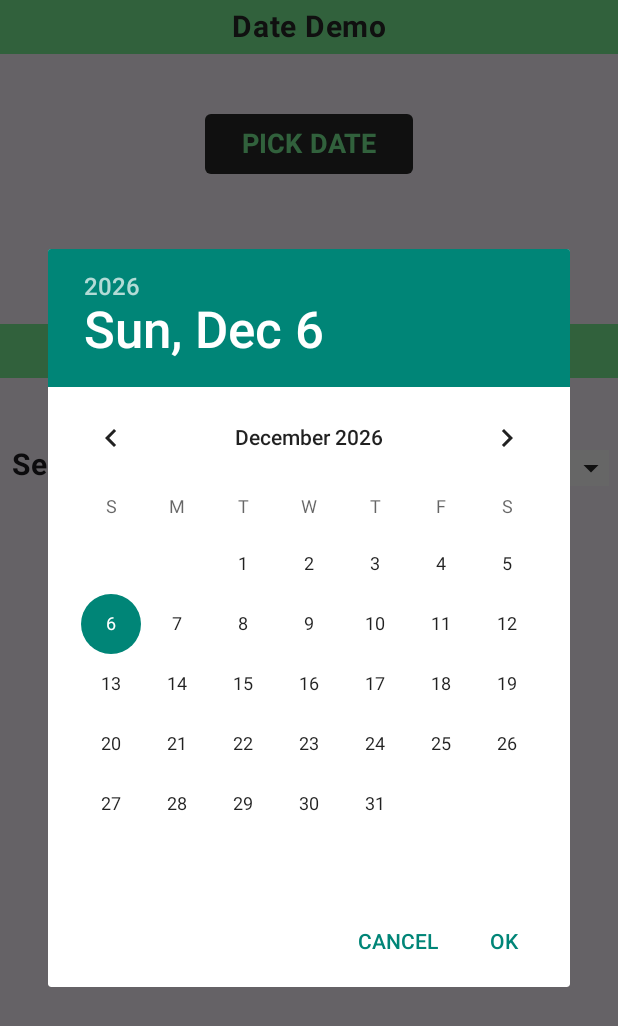
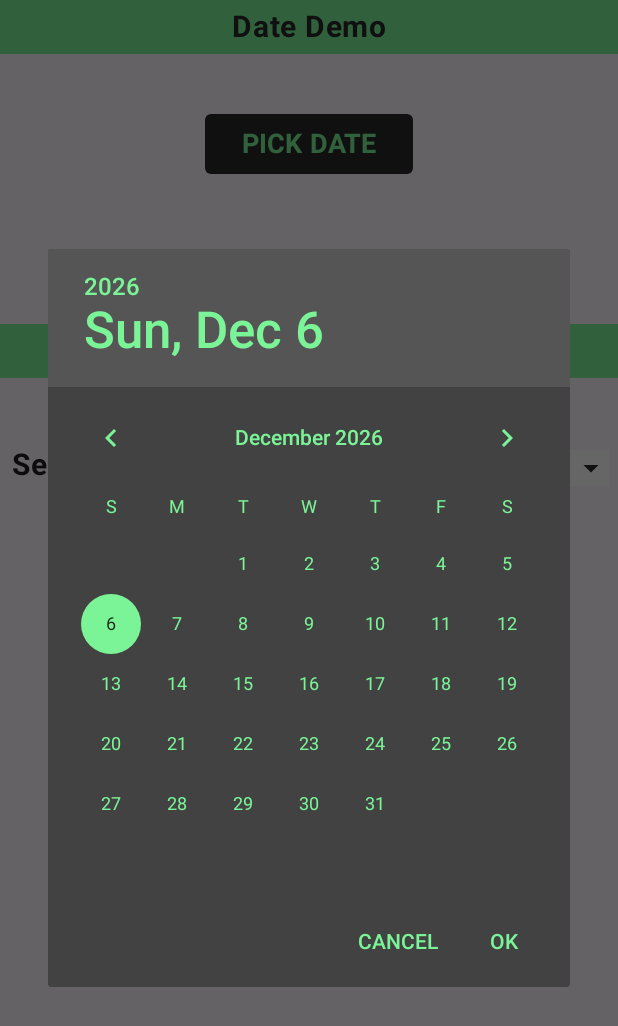
Before and after one commit to severn-everett/AndroidXDemo, an Android app built with Jetpack Compose: the composable DateTime shown on its own in the app's theme, after a tap on "PICK DATE", on a phone screen of 412 x 824 dp. Shown: the top 1026 px of the screen. Run offline under Robolectric (Android 15) with nearby library versions, the phone set to English and light mode, and no system bars; our stand-ins replace constraintlayout-compose; 1 statement that could not run was skipped.

Commit message:
Standardizing style of date picker dialog; Moved date picker dialog construction into its own function; Reorganized style checkboxes in HTML; Formatting clean-up in Navigation

```diff
--- a/app/src/main/java/com/severett/androidxdemo/ui/components/Navigation.kt
+++ b/app/src/main/java/com/severett/androidxdemo/ui/components/Navigation.kt
@@ -31,11 +31,7 @@ fun TopBar(navController: NavHostController = rememberNavController()) {
         ?.let { route -> Constants.NavItems.find { navItem -> navItem.route == route } }
         ?.let { navItem -> stringResource(id = navItem.labelId) }
         ?: ""
-    CenterAlignedTopAppBar(
-        title = {
-            Text(text = currentTitle, fontWeight = FontWeight.Bold)
-        }
-    )
+    CenterAlignedTopAppBar(title = { Text(text = currentTitle, fontWeight = FontWeight.Bold) })
 }
 
 @Composable
@@ -53,7 +49,7 @@ fun MainNavigation(navController: NavHostController, padding: PaddingValues) {
 
 @Composable
 fun BottomNavigationBar(navController: NavHostController) {
-    NavigationBar() {
+    NavigationBar {
         val navBackStackEntry by navController.currentBackStackEntryAsState()
         val currentRoute = navBackStackEntry?.destination?.route
         Constants.NavItems.forEach { navItem ->
@@ -64,15 +60,10 @@ fun BottomNavigationBar(navController: NavHostController) {
                     Icon(
                         painter = painterResource(id = navItem.drawableId),
                         contentDescription = null,
-                        // tint = ApiumGreenMain,
                     )
                 },
                 label = {
-                    Text(
-                        text = stringResource(id = navItem.labelId),
-                        // color = ApiumGreenMain,
-                        fontSize = 12.sp
-                    )
+                    Text(text = stringResource(id = navItem.labelId), fontSize = 12.sp)
                 },
                 alwaysShowLabel = true,
             )
--- a/app/src/main/java/com/severett/androidxdemo/ui/sections/DateTime.kt
+++ b/app/src/main/java/com/severett/androidxdemo/ui/sections/DateTime.kt
@@ -1,6 +1,7 @@
 package com.severett.androidxdemo.ui.sections
 
 import android.app.DatePickerDialog
+import android.content.Context
 import android.widget.DatePicker
 import androidx.compose.foundation.layout.Box
 import androidx.compose.foundation.layout.Row
@@ -55,6 +56,12 @@ fun DateTime(modifier: Modifier = Modifier) {
     var selectedTime by rememberSaveable { mutableStateOf("") }
     var expanded by rememberSaveable { mutableStateOf(false) }
 
+    val datePickerCallback = { _: DatePicker, y: Int, m: Int, d: Int ->
+        selectedDate = LocalDate(year = y, month = Month(m + 1), dayOfMonth = d)
+        displayDate = true
+    }
+    val context = LocalContext.current
+
     ConstraintLayout {
         val (
             dateDemoSectionLabel,
@@ -65,20 +72,6 @@ fun DateTime(modifier: Modifier = Modifier) {
             timeZoneSpinner,
             currentTimeDisplay,
         ) = createRefs()
-
-        val currentTime = Clock.System.todayIn(TimeZone.currentSystemDefault())
-
-
-        val mDatePickerDialog = DatePickerDialog(
-            LocalContext.current,
-            { _: DatePicker, y: Int, m: Int, d: Int ->
-                selectedDate = LocalDate(year = y, month = Month(m + 1), dayOfMonth = d)
-                displayDate = true
-            },
-            currentTime.year,
-            currentTime.monthNumber - 1,
-            currentTime.dayOfMonth
-        )
 
         SectionLabel(
             modifier = modifier.constrainAs(dateDemoSectionLabel) {
@@ -93,7 +86,13 @@ fun DateTime(modifier: Modifier = Modifier) {
                 start.linkTo(parent.start, margin = 138.dp)
                 end.linkTo(parent.end, margin = 138.dp)
             },
-            onClick = { mDatePickerDialog.show() },
+            onClick = {
+                launchDatePicker(
+                    context,
+                    datePickerCallback,
+                    Clock.System.todayIn(TimeZone.currentSystemDefault())
+                )
+            },
             text = stringResource(id = R.string.button_datetime_date),
             fontSize = 18.sp
         )
@@ -210,3 +209,18 @@ fun DateTime(modifier: Modifier = Modifier) {
         )
     }
 }
+
+private fun launchDatePicker(
+    context: Context,
+    listener: DatePickerDialog.OnDateSetListener,
+    currentTime: LocalDate
+) {
+    DatePickerDialog(
+        context,
+        R.style.DialogTheme,
+        listener,
+        currentTime.year,
+        currentTime.monthNumber - 1,
+        currentTime.dayOfMonth
+    ).show()
+}
--- a/app/src/main/java/com/severett/androidxdemo/ui/sections/HTML.kt
+++ b/app/src/main/java/com/severett/androidxdemo/ui/sections/HTML.kt
@@ -122,8 +122,27 @@ fun HTML(modifier: Modifier = Modifier) {
             )
         }
         Row(
+            modifier = modifier.constrainAs(checkboxStrikethrough) {
+                top.linkTo(checkboxBold.bottom)
+                end.linkTo(parent.end, margin = 20.dp)
+            },
+            verticalAlignment = Alignment.CenterVertically
+        ) {
+            Checkbox(
+                onCheckedChange = {
+                    isStrikethroughChecked = !isStrikethroughChecked
+                },
+                checked = isStrikethroughChecked,
+            )
+            Text(
+                text = stringResource(id = R.string.label_html_strikethrough),
+                fontSize = styleLabelSize,
+                textDecoration = TextDecoration.LineThrough
+            )
+        }
+        Row(
             modifier = modifier.constrainAs(checkboxUnderlined) {
-                top.linkTo(checkboxBold.bottom)
+                top.linkTo(checkboxStrikethrough.bottom)
                 end.linkTo(parent.end, margin = 43.dp)
             },
             verticalAlignment = Alignment.CenterVertically
@@ -138,25 +157,6 @@ fun HTML(modifier: Modifier = Modifier) {
                 text = stringResource(id = R.string.label_html_underlined),
                 fontSize = styleLabelSize,
                 textDecoration = TextDecoration.Underline
-            )
-        }
-        Row(
-            modifier = modifier.constrainAs(checkboxStrikethrough) {
-                top.linkTo(checkboxUnderlined.bottom)
-                end.linkTo(parent.end, margin = 20.dp)
-            },
-            verticalAlignment = Alignment.CenterVertically
-        ) {
-            Checkbox(
-                onCheckedChange = {
-                    isStrikethroughChecked = !isStrikethroughChecked
-                },
-                checked = isStrikethroughChecked,
-            )
-            Text(
-                text = stringResource(id = R.string.label_html_strikethrough),
-                fontSize = styleLabelSize,
-                textDecoration = TextDecoration.LineThrough
             )
         }
         // HTML Generation
--- a/app/src/main/res/values/themes.xml
+++ b/app/src/main/res/values/themes.xml
@@ -2,4 +2,10 @@
 <resources>
 
     <style name="Theme.ComposeAndroid" parent="android:Theme.Material.Light.NoActionBar" />
+    <style name="DialogTheme" parent="android:Theme.Material.Dialog">
+        <item name="android:colorAccent">@color/apiumhub_green_main</item>
+        <item name="android:textColorPrimary">@color/apiumhub_green_main</item>
+        <item name="android:textColorSecondary">@color/apiumhub_green_main</item>
+        <item name="android:textColorTertiary">@color/apiumhub_green_main</item>
+    </style>
 </resources>
```
